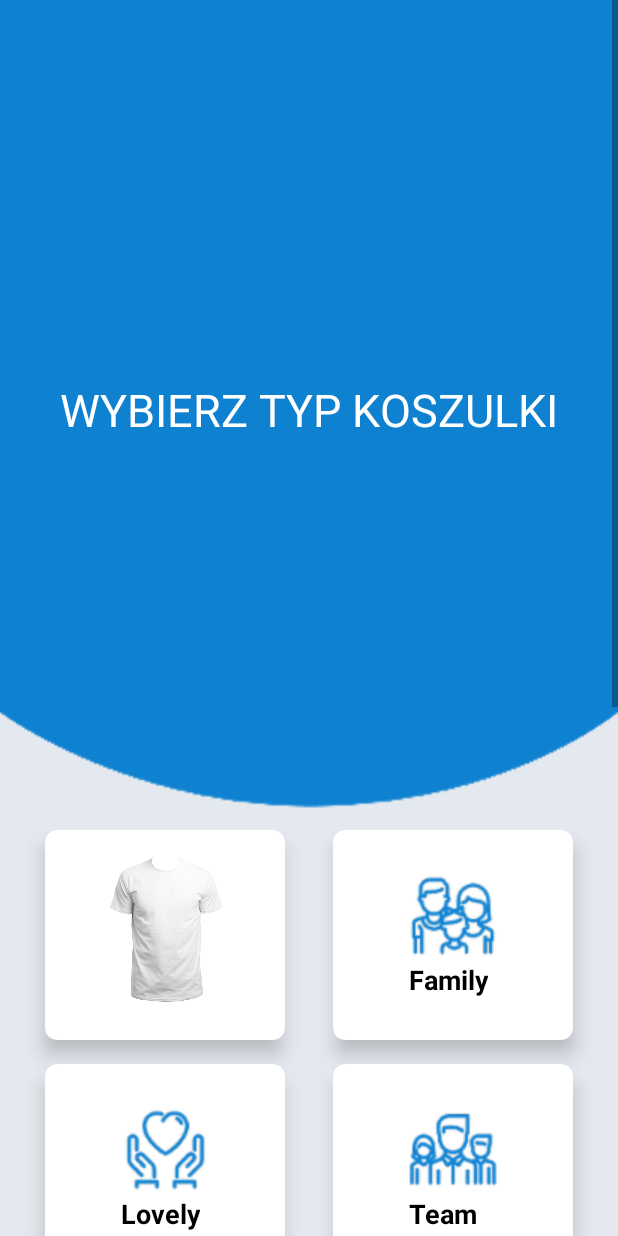
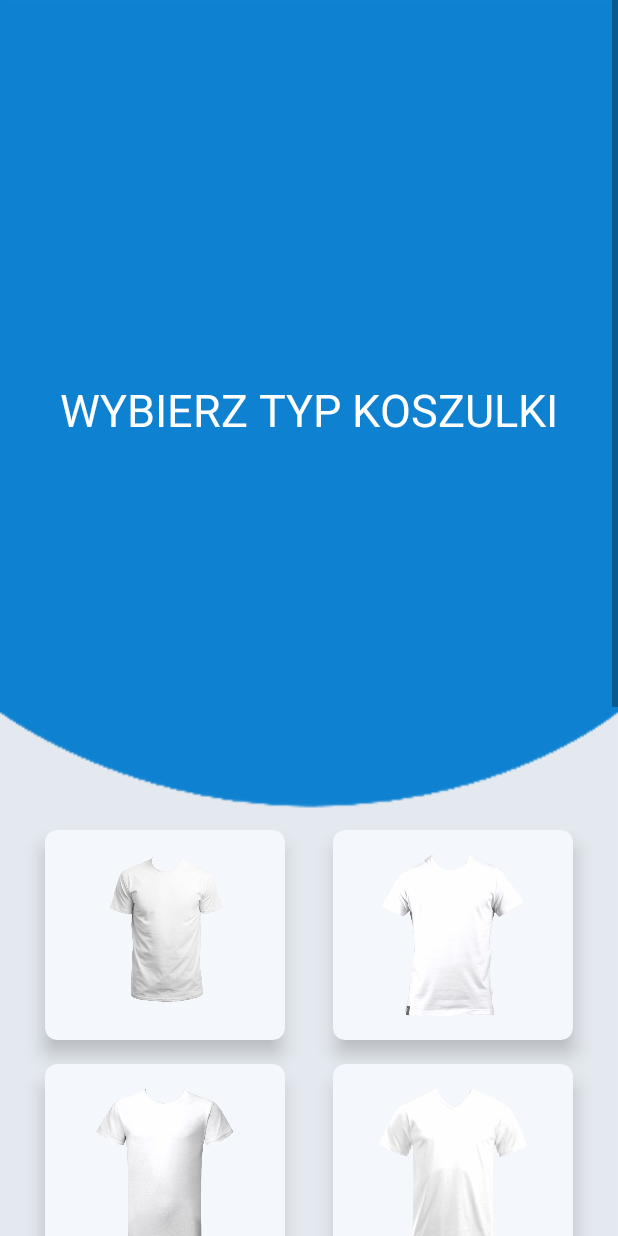
Before and after one commit to wojtaszek171/tShirts, an Android app: the TshirtTypeChooserActivity screen opened directly, with no data from a screen before it, on a phone screen of 412 x 824 dp. Run offline under Robolectric (Android 15) with nearby library versions, the phone set to English and light mode, and no system bars; Roboto replaces fonts that are not available here.

Commit message:
Added 3 new types of tshirts

```diff
--- a/MyApplication/app/src/main/java/com/example/myapplication/TshirtTypeChooserActivity.java
+++ b/MyApplication/app/src/main/java/com/example/myapplication/TshirtTypeChooserActivity.java
@@ -24,5 +24,41 @@ public class TshirtTypeChooserActivity extends AppCompatActivity {
                 startActivity(intent);
             }
         });
+
+        CardView tshirt2 = findViewById(R.id.tshirt2);
+        tshirt2.setOnClickListener(new View.OnClickListener() {
+            @Override
+            public void onClick(View view) {
+                Intent intent = new Intent(getApplicationContext(), EditImageActivity.class);
+                intent.putExtra("type", "2");
+                intent.putExtra("color", "white");
+
+                startActivity(intent);
+            }
+        });
+
+        CardView tshirt3 = findViewById(R.id.tshirt3);
+        tshirt3.setOnClickListener(new View.OnClickListener() {
+            @Override
+            public void onClick(View view) {
+                Intent intent = new Intent(getApplicationContext(), EditImageActivity.class);
+                intent.putExtra("type", "3");
+                intent.putExtra("color", "white");
+
+                startActivity(intent);
+            }
+        });
+
+        CardView tshirt4 = findViewById(R.id.tshirt4);
+        tshirt4.setOnClickListener(new View.OnClickListener() {
+            @Override
+            public void onClick(View view) {
+                Intent intent = new Intent(getApplicationContext(), EditImageActivity.class);
+                intent.putExtra("type", "4");
+                intent.putExtra("color", "white");
+
+                startActivity(intent);
+            }
+        });
     }
 }
--- a/MyApplication/app/src/main/res/layout/activity_tshirt_type_chooser.xml
+++ b/MyApplication/app/src/main/res/layout/activity_tshirt_type_chooser.xml
@@ -63,6 +63,7 @@
                 android:layout_marginLeft="16dp"
                 android:layout_marginRight="16dp"
                 android:layout_marginBottom="16dp"
+                app:cardBackgroundColor="#f4f7fc"
                 app:cardCornerRadius="8dp"
                 app:cardElevation="8dp">
 
@@ -86,6 +87,7 @@
 
             <!-- Column 2 -->
             <android.support.v7.widget.CardView
+                android:id="@+id/tshirt2"
                 android:layout_width="0dp"
                 android:layout_height="0dp"
                 android:layout_rowWeight="1"
@@ -93,6 +95,41 @@
                 android:layout_marginLeft="16dp"
                 android:layout_marginRight="16dp"
                 android:layout_marginBottom="16dp"
+                app:cardBackgroundColor="#f4f7fc"
+                app:cardCornerRadius="8dp"
+                app:cardElevation="8dp">
+
+                <LinearLayout
+                    android:layout_width="wrap_content"
+                    android:layout_height="wrap_content"
+                    android:layout_gravity="center_horizontal|center_vertical"
+                    android:layout_margin="16dp"
+                    android:orientation="vertical">
+
+                    <ImageView
+                        android:layout_width="match_parent"
+                        android:layout_height="match_parent"
+                        android:layout_gravity="center_horizontal"
+                        android:src="@drawable/tshirt2" />
+
+                </LinearLayout>
+
+            </android.support.v7.widget.CardView>
+
+
+            <!-- Row 2 -->
+
+            <!-- Column 1 -->
+            <android.support.v7.widget.CardView
+                android:id="@+id/tshirt3"
+                android:layout_width="0dp"
+                android:layout_height="0dp"
+                android:layout_rowWeight="1"
+                android:layout_columnWeight="1"
+                android:layout_marginLeft="16dp"
+                android:layout_marginRight="16dp"
+                android:layout_marginBottom="16dp"
+                app:cardBackgroundColor="#f4f7fc"
                 app:cardCornerRadius="8dp"
                 app:cardElevation="8dp">
 
@@ -107,26 +144,15 @@
                         android:layout_width="wrap_content"
                         android:layout_height="wrap_content"
                         android:layout_gravity="center_horizontal"
-                        android:src="@drawable/family_time" />
-
-                    <TextView
-                        android:layout_width="wrap_content"
-                        android:layout_height="wrap_content"
-                        android:text="Family"
-                        android:textAlignment="center"
-                        android:textColor="@android:color/black"
-                        android:textSize="18sp"
-                        android:textStyle="bold" />
+                        android:src="@drawable/tshirt3" />
 
                 </LinearLayout>
 
             </android.support.v7.widget.CardView>
 
-
-            <!-- Row 2 -->
-
-            <!-- Column 1 -->
+            <!-- Column 2 -->
             <android.support.v7.widget.CardView
+                android:id="@+id/tshirt4"
                 android:layout_width="0dp"
                 android:layout_height="0dp"
                 android:layout_rowWeight="1"
@@ -134,6 +160,7 @@
                 android:layout_marginLeft="16dp"
                 android:layout_marginRight="16dp"
                 android:layout_marginBottom="16dp"
+                app:cardBackgroundColor="#f4f7fc"
                 app:cardCornerRadius="8dp"
                 app:cardElevation="8dp">
 
@@ -148,54 +175,7 @@
                         android:layout_width="wrap_content"
                         android:layout_height="wrap_content"
                         android:layout_gravity="center_horizontal"
-                        android:src="@drawable/lovely_time" />
-
-                    <TextView
-                        android:layout_width="wrap_content"
-                        android:layout_height="wrap_content"
-                        android:text="Lovely"
-                        android:textAlignment="center"
-                        android:textColor="@android:color/black"
-                        android:textSize="18sp"
-                        android:textStyle="bold" />
-
-                </LinearLayout>
-
-            </android.support.v7.widget.CardView>
-
-            <!-- Column 2 -->
-            <android.support.v7.widget.CardView
-                android:layout_width="0dp"
-                android:layout_height="0dp"
-                android:layout_rowWeight="1"
-                android:layout_columnWeight="1"
-                android:layout_marginLeft="16dp"
-                android:layout_marginRight="16dp"
-                android:layout_marginBottom="16dp"
-                app:cardCornerRadius="8dp"
-                app:cardElevation="8dp">
-
-                <LinearLayout
-                    android:layout_width="wrap_content"
-                    android:layout_height="wrap_content"
-                    android:layout_gravity="center_horizontal|center_vertical"
-                    android:layout_margin="16dp"
-                    android:orientation="vertical">
-
-                    <ImageView
-                        android:layout_width="wrap_content"
-                        android:layout_height="wrap_content"
-                        android:layout_gravity="center_horizontal"
-                        android:src="@drawable/team_time" />
-
-                    <TextView
-                        android:layout_width="wrap_content"
-                        android:layout_height="wrap_content"
-                        android:text="Team"
-                        android:textAlignment="center"
-                        android:textColor="@android:color/black"
-                        android:textSize="18sp"
-                        android:textStyle="bold" />
+                        android:src="@drawable/tshirt4" />
 
                 </LinearLayout>
 
--- a/MyApplication/build.gradle
+++ b/MyApplication/build.gradle
@@ -7,7 +7,7 @@ buildscript {
 
     }
     dependencies {
-        classpath 'com.android.tools.build:gradle:3.3.0'
+        classpath 'com.android.tools.build:gradle:3.3.1'
 
         // NOTE: Do not place your application dependencies here; they belong
         // in the individual module build.gradle files
```
Also changed, not shown: MyApplication/app/src/main/java/com/example/myapplication/EditImageActivity.java (+41 -5 lines), MyApplication/app/src/main/java/com/example/myapplication/EditorActivity.java (+22 -0 lines), MyApplication/app/src/main/res/drawable/tshirt2.png (added), MyApplication/app/src/main/res/drawable/tshirt2_transparent.png (added), MyApplication/app/src/main/res/drawable/tshirt2_white.png (added), MyApplication/app/src/main/res/drawable/tshirt3.png (added), MyApplication/app/src/main/res/drawable/tshirt3_transparent.png (added), MyApplication/app/src/main/res/drawable/tshirt3_white.png (added), MyApplication/app/src/main/res/drawable/tshirt4.png (added), MyApplication/app/src/main/res/drawable/tshirt4_transparent.png (added), MyApplication/app/src/main/res/drawable/tshirt4_white.png (added).
